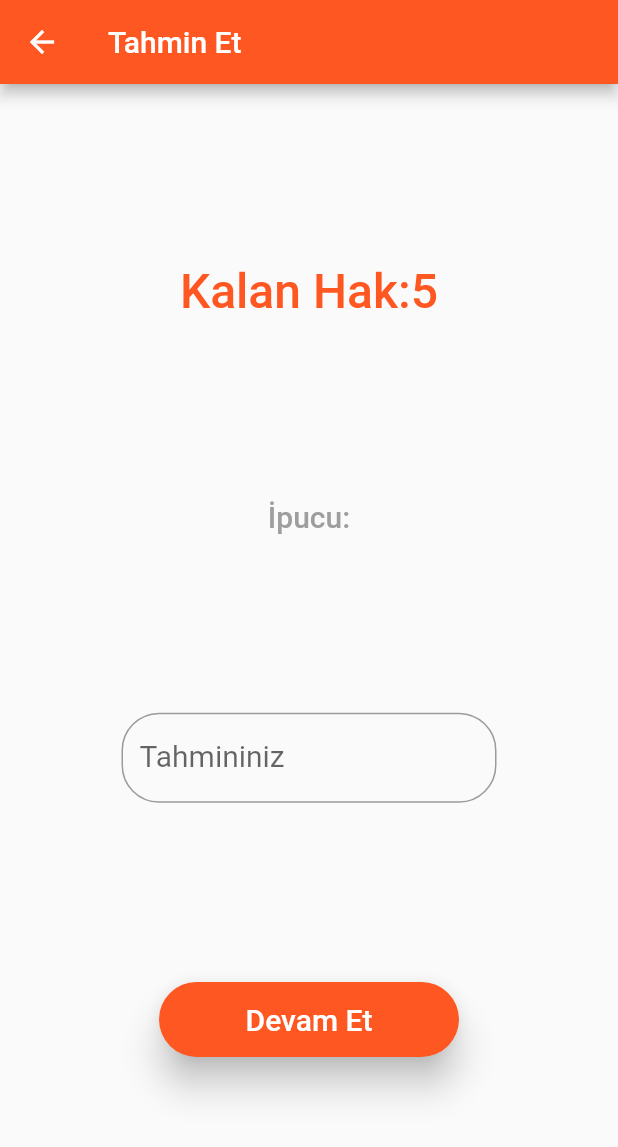
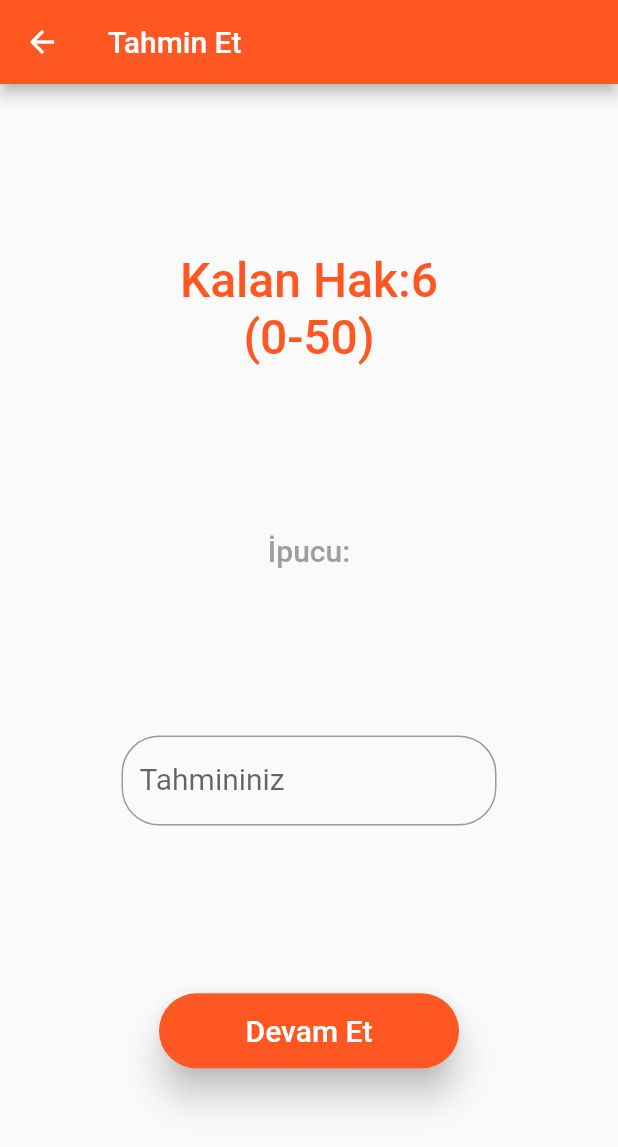
Before and after one commit to kadironer/Sayi-Tahmin-Oyunu, a Flutter app: the tahminEkrani screen opened directly, on a phone screen of 412 x 824 dp. Shown: the top 1147 px of the screen. Run offline on Flutter 3.47's test engine with Material 2 defaults, Android fonts, the phone set to English and light mode, and no system bars.

Commit message:
Update app

```diff
--- a/lib/sonucEkrani.dart
+++ b/lib/sonucEkrani.dart
@@ -38,7 +38,7 @@ class _sonucEkraniState extends State<sonucEkrani> {
                   ),
                 ),
                 style: ElevatedButton.styleFrom(
-                  primary: Colors.deepOrange,
+                  backgroundColor: Colors.deepOrange,
                   shadowColor: Colors.black,
                   elevation: 10,
                   shape: RoundedRectangleBorder(
--- a/lib/tahminEkrani.dart
+++ b/lib/tahminEkrani.dart
@@ -14,13 +14,13 @@ class _tahminEkraniState extends State<tahminEkrani> {
 
   var tfConrol=TextEditingController();
   int rastgeleSayi=0;
-  int kalanHak=5;
+  int kalanHak=6;
   String ipucu="";
 
   @override
   void initState() {
     super.initState();
-    rastgeleSayi=Random().nextInt(101);
+    rastgeleSayi=Random().nextInt(51);
     print("Rastgele Sayı:$rastgeleSayi");
   }
 
@@ -28,21 +28,23 @@ class _tahminEkraniState extends State<tahminEkrani> {
   Widget build(BuildContext context) {
     return Scaffold(
       appBar: AppBar(
-        title: Text("Tahmin Et"),
+        title: const Text("Tahmin Et"),
       ),
       body: Center(
         child: Column(
           mainAxisAlignment: MainAxisAlignment.spaceEvenly,
           children: <Widget>[
-            Text("Kalan Hak:$kalanHak",
-              style: TextStyle(
+            Text("Kalan Hak:$kalanHak\n(0-50)",
+              style: const TextStyle(
                 fontSize: 32,
                 fontWeight: FontWeight.w500,
                 color: Colors.deepOrange,
               ),
+              textAlign: TextAlign.center,
             ),
+
             Text("İpucu:$ipucu",
-              style: TextStyle(
+              style: const TextStyle(
                 fontSize: 20,
                 fontWeight: FontWeight.w500,
                 color: Colors.grey,
@@ -55,10 +57,10 @@ class _tahminEkraniState extends State<tahminEkrani> {
                 controller: tfConrol,
                 textAlign: TextAlign.center,
                 keyboardType: TextInputType.number,
-                style: TextStyle(
+                style: const TextStyle(
                   fontSize: 20,
                 ),
-                decoration: InputDecoration(
+                decoration: const InputDecoration(
                   hintText: ("Bir sayı giriniz!"),
                   labelText: "Tahmininiz",
                   border: OutlineInputBorder(
@@ -72,17 +74,17 @@ class _tahminEkraniState extends State<tahminEkrani> {
               width: 200,
               height: 50,
               child: ElevatedButton(
-                child: Text("Devam Et",
+                child: const Text("Devam Et",
                   style: TextStyle(
                     fontSize: 20,
 
                   ),
                 ),
                 style: ElevatedButton.styleFrom(
-                  primary: Colors.deepOrange,
+                  backgroundColor: Colors.deepOrange,
                   shadowColor: Colors.black,
                   elevation: 10,
-                  shape: RoundedRectangleBorder(
+                  shape: const RoundedRectangleBorder(
                     borderRadius: BorderRadius.all(Radius.circular(45.0)),
                   ),
 
@@ -110,8 +112,10 @@ class _tahminEkraniState extends State<tahminEkrani> {
                   if(kalanHak==0){
                     Navigator.pushReplacement(context, MaterialPageRoute(builder: (context)=>sonucEkrani(sonuc: false,)));
                   }
+                  setState(() {
+                    tfConrol.text="";
+                  });
 
-                  tfConrol.text="";
                 },
               ),
             ),
```
Also changed, not shown: pubspec.lock.
